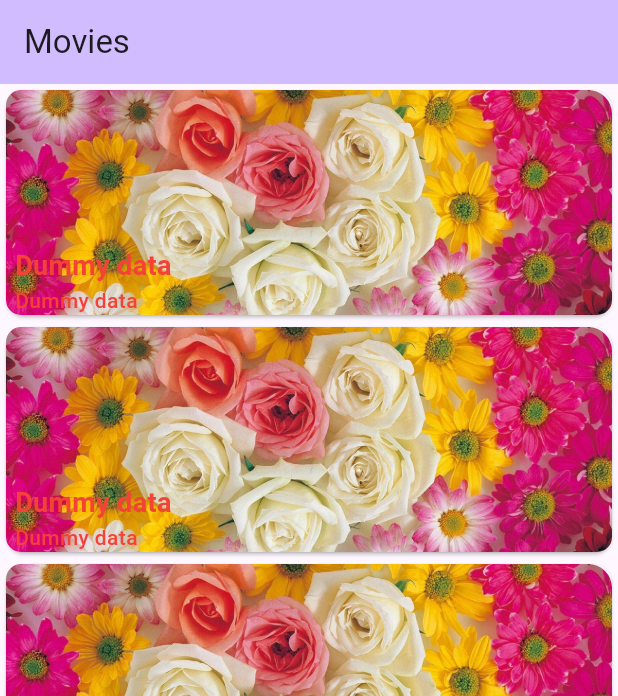
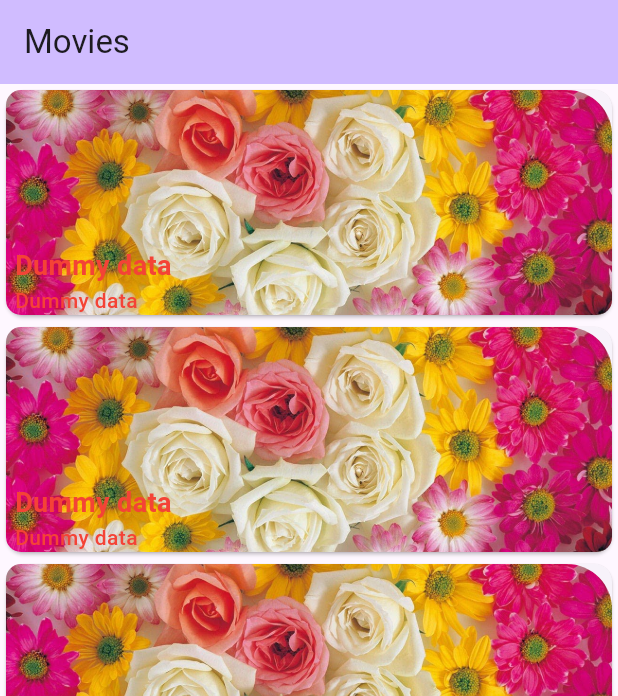
Before and after one commit to jagtapamruta123/Movie_application_Provider, a Flutter app: the screen it shows after launch, on a phone screen of 412 x 824 dp. Shown: the top 696 px of the screen. Run offline on Flutter 3.47's test engine with Material 3 defaults, Android fonts, the light colour scheme and no system bars; our stand-ins replace connectivity_plus, dio, flutter_rating_bar, hive, hive_flutter, internet_connection_checker and 1 more; accounts and stored records are empty; network calls fail.

Commit message:
minor changes

```diff
--- a/lib/presentation/screen/movies_screen.dart
+++ b/lib/presentation/screen/movies_screen.dart
@@ -64,9 +64,9 @@ class _MoviesScreenState extends State<MoviesScreen> {
                     child: Stack(
                       children: [
                         Container(
-                          decoration: BoxDecoration(
+                          decoration:const BoxDecoration(
                               borderRadius: BorderRadius.only(
-                                  topRight: Radius.circular(16),
+                                  topRight: Radius.circular(30),
                                   topLeft: Radius.circular(10),
                                   bottomRight: Radius.circular(10),
                                   bottomLeft: Radius.circular(10)),
@@ -75,7 +75,7 @@ class _MoviesScreenState extends State<MoviesScreen> {
                                   fit: BoxFit.cover,
                                   image: AssetImage('assets/flowers.jpeg'))),
                         ),
-                        Padding(
+                       const Padding(
                           padding: const EdgeInsets.symmetric(horizontal: 6),
                           child: Column(
                             mainAxisAlignment: MainAxisAlignment.end,
```
